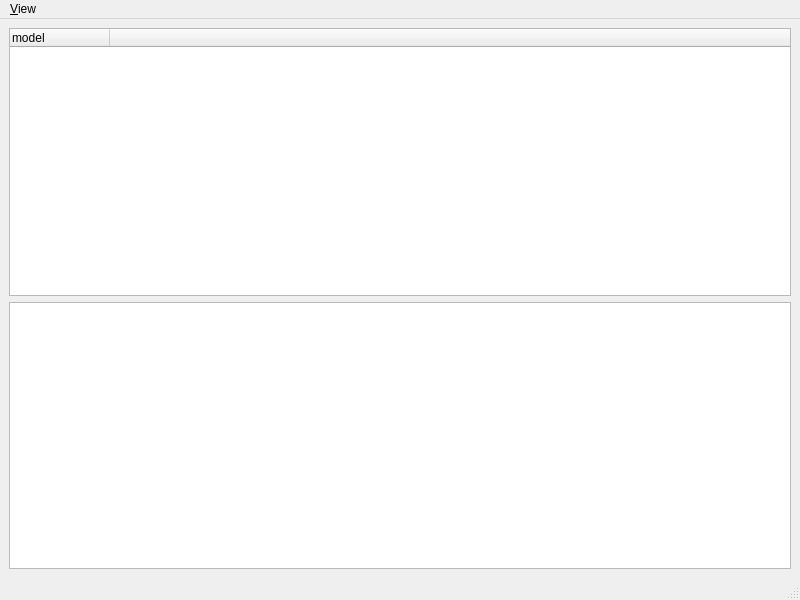
Qt form ui/mainwindow.ui (ijknabla/OpenModelicaRunner) before a commit.
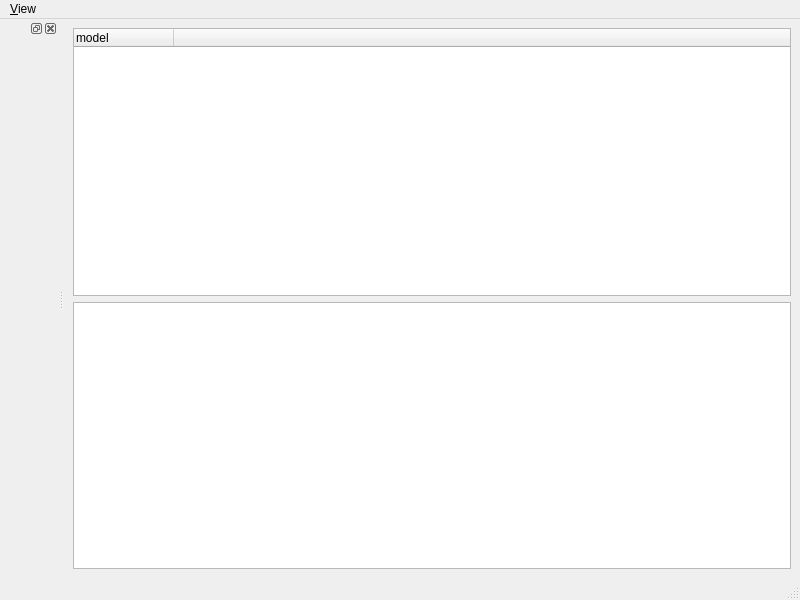
The same form after that commit.

```diff
--- a/ui/mainwindow.ui
+++ b/ui/mainwindow.ui
@@ -52,6 +52,12 @@
    <addaction name="viewMenu"/>
   </widget>
   <widget class="QStatusBar" name="statusbar"/>
+  <widget class="QDockWidget" name="modelBrowserDockWidget">
+   <attribute name="dockWidgetArea">
+    <number>1</number>
+   </attribute>
+   <widget class="QWidget" name="modelBrowser"/>
+  </widget>
   <action name="modelBroswerAction">
    <property name="checkable">
     <bool>true</bool>
```
